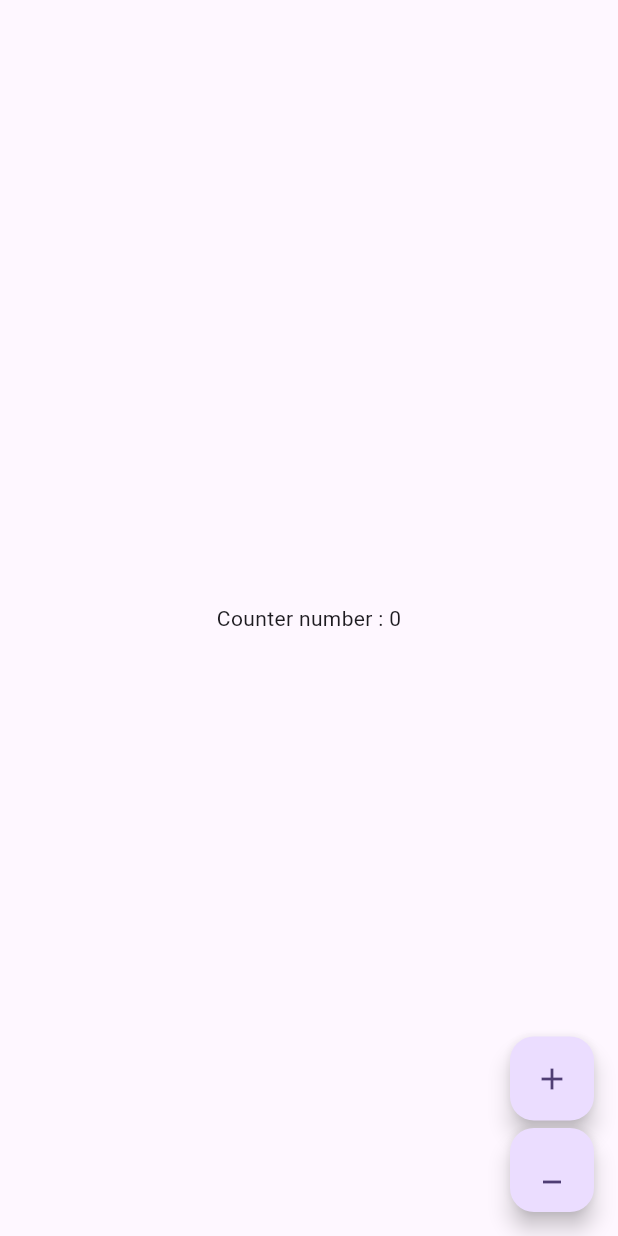
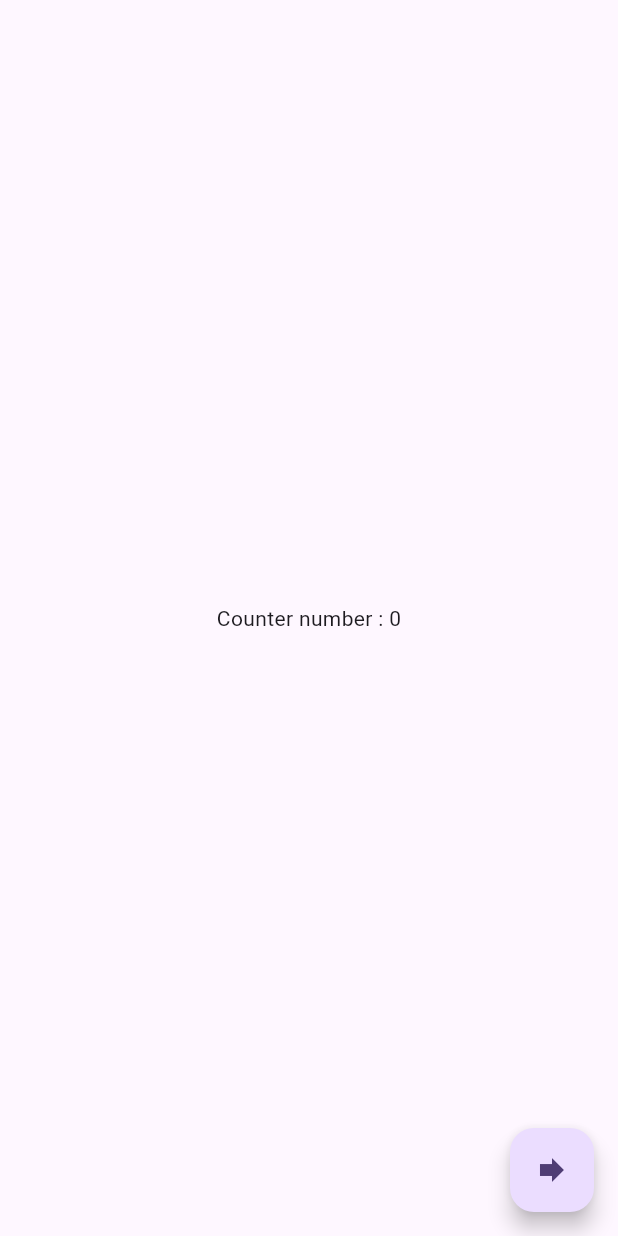
Before and after one commit to aadhitechie/cubit_bloc_testapp, a Flutter app: the screen it shows after launch, on a phone screen of 412 x 824 dp. Run offline on Flutter 3.47's test engine with Material 3 defaults, Android fonts, the phone set to English and light mode, and no system bars; our stand-ins replace flutter_bloc.

```diff
--- a/lib/home_screen.dart
+++ b/lib/home_screen.dart
@@ -1,18 +1,15 @@
 import 'package:bloc_pattern/cubit/counter_cubit.dart';
+import 'package:bloc_pattern/in_dec_page.dart';
 import 'package:flutter/material.dart';
 import 'package:flutter_bloc/flutter_bloc.dart';
 
-class HomeScreen extends StatefulWidget {
+class HomeScreen extends StatelessWidget {
   const HomeScreen({super.key});
 
   @override
-  State<HomeScreen> createState() => _HomeScreenState();
-}
+  Widget build(BuildContext context) {
+    final cubit_counter = BlocProvider.of<CounterCubit>(context);
 
-class _HomeScreenState extends State<HomeScreen> {
-  final cubit_counter = CounterCubit();
-  @override
-  Widget build(BuildContext context) {
     return Scaffold(
       body: Column(
         mainAxisAlignment: MainAxisAlignment.center,
@@ -21,31 +18,22 @@ class _HomeScreenState extends State<HomeScreen> {
           Center(
             child: BlocBuilder(
               bloc: cubit_counter,
-              builder: (context,state) {
+              builder: (context, state) {
                 return Text('Counter number : $state');
               },
             ),
           ),
         ],
       ),
-      floatingActionButton: Column(
-        mainAxisAlignment: MainAxisAlignment.end,
-        crossAxisAlignment: CrossAxisAlignment.end,
-        children: [
-          FloatingActionButton(
-            onPressed: () {
-              cubit_counter.increment();
-            },
-            child: Icon(Icons.add),
-          ),
-          SizedBox(height: 5),
-          FloatingActionButton(
-            onPressed: () {
-              cubit_counter.decrement();
-            },
-            child: Icon(Icons.minimize),
-          ),
-        ],
+      floatingActionButton: FloatingActionButton(
+        child: Icon(Icons.forward),
+        onPressed: () {
+
+          Navigator.of(
+            context,
+          ).push(MaterialPageRoute(builder: (ctx) => InDecPage()));
+        },
+
       ),
     );
   }
--- a/lib/main.dart
+++ b/lib/main.dart
@@ -1,5 +1,7 @@
+import 'package:bloc_pattern/cubit/counter_cubit.dart';
 import 'package:bloc_pattern/home_screen.dart';
 import 'package:flutter/material.dart';
+import 'package:flutter_bloc/flutter_bloc.dart';
 
 void main() {
   runApp(const MyApp());
@@ -11,12 +13,15 @@ class MyApp extends StatelessWidget {
   // This widget is the root of your application.
   @override
   Widget build(BuildContext context) {
-    return MaterialApp(
-      title: 'Flutter Demo',
-      theme: ThemeData(
-        colorScheme: ColorScheme.fromSeed(seedColor: Colors.deepPurple),
+    return BlocProvider(
+      create: (_) => CounterCubit(),
+      child: MaterialApp(
+        title: 'Flutter Demo',
+        theme: ThemeData(
+          colorScheme: ColorScheme.fromSeed(seedColor: Colors.deepPurple),
+        ),
+        home: const HomeScreen(),
       ),
-      home: const HomeScreen(),
     );
   }
 }
```
Also changed, not shown: lib/in_dec_page.dart (added, +42 -0 lines).
